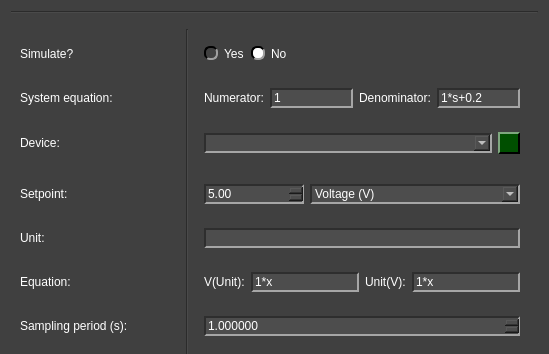
Above: pydaq/uis/PyDAQ_pid_control_Arduino_widget.ui from samirmartins/pydaq before the change; both pictures show x 0 to 549 and y 0 to 354 of the 549 by 884 pixel window. Below: the same form after it.
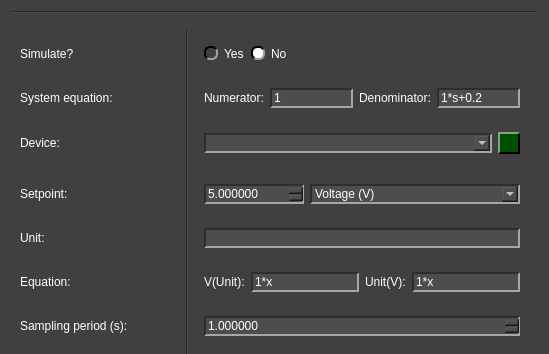
That is the form after the change. Icons and pictures are not drawn.

What changed in the file:
```diff
--- a/pydaq/uis/PyDAQ_pid_control_Arduino_widget.ui
+++ b/pydaq/uis/PyDAQ_pid_control_Arduino_widget.ui
@@ -801,8 +801,11 @@
              <height>16777215</height>
             </size>
            </property>
+           <property name="decimals">
+            <number>6</number>
+           </property>
            <property name="maximum">
-            <double>9999999.000000000000000</double>
+            <double>999999999999.000000000000000</double>
            </property>
            <property name="singleStep">
             <double>0.100000000000000</double>
```
